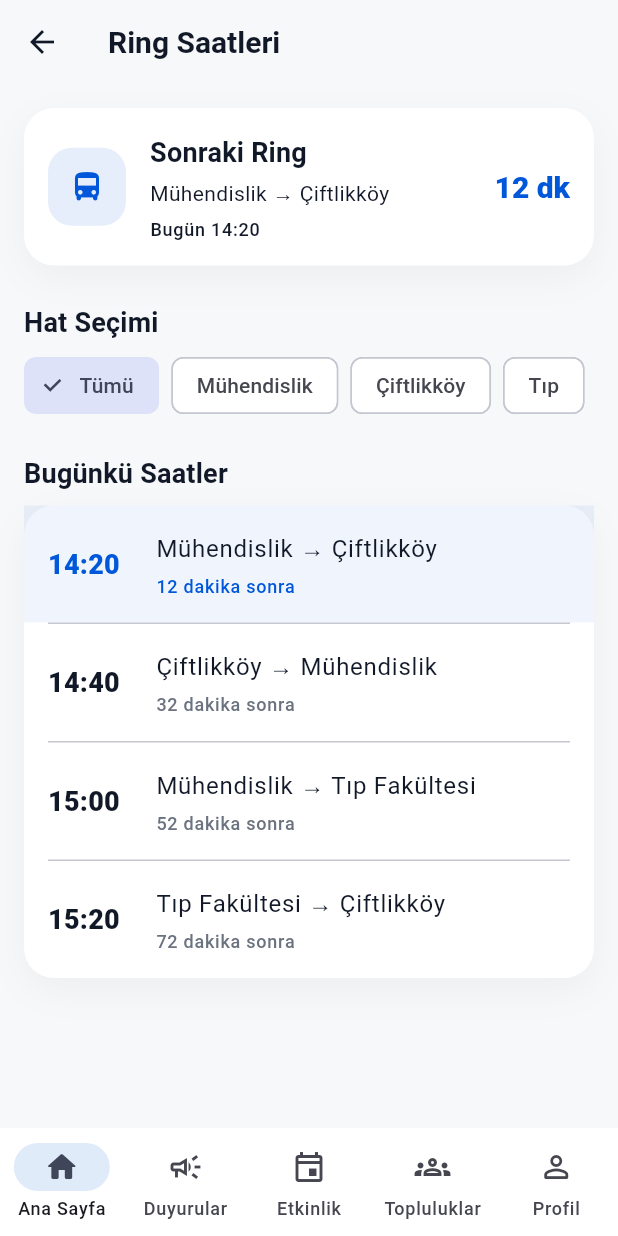
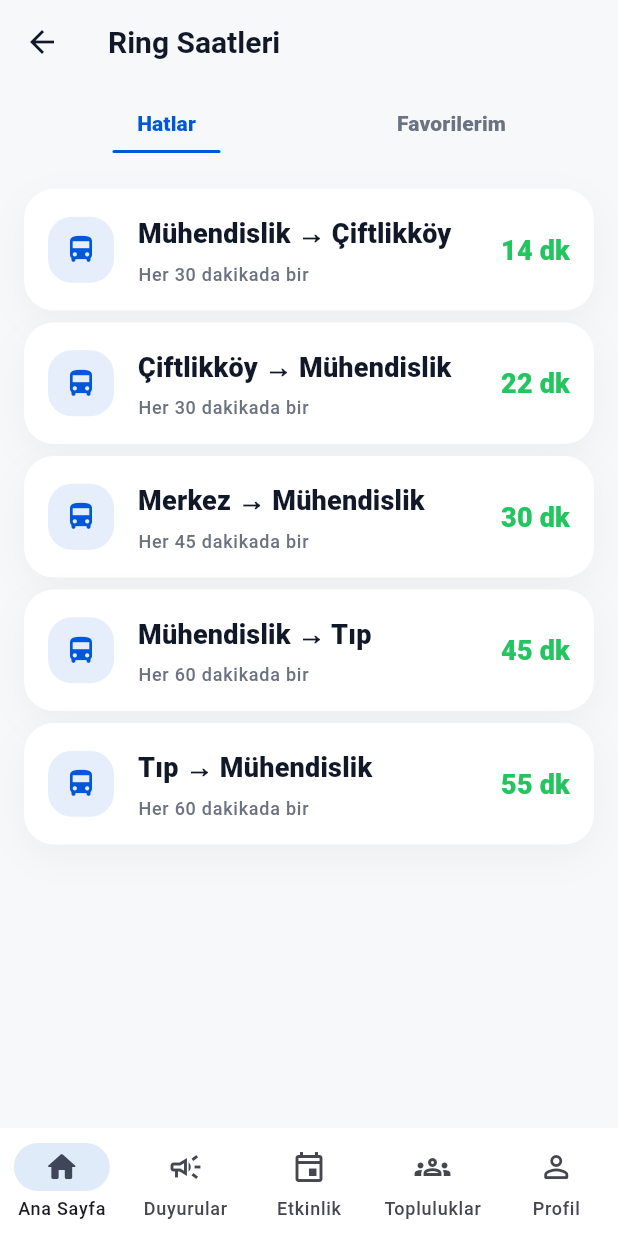
Before and after one commit to oktayagdag/meu-mobile, a Flutter app: the RingPage screen opened by its route, on a phone screen of 412 x 824 dp. Run offline on Flutter 3.47's test engine with Material 3 defaults, Android fonts, the phone set to English and light mode, and no system bars; our stand-ins replace flutter_riverpod, gap, go_router, shared_preferences; accounts and stored records are empty.

Commit message:
refactor(ring): polish ring schedule screen

```diff
--- a/lib/features/ring/application/providers/ring_mock_provider.dart
+++ b/lib/features/ring/application/providers/ring_mock_provider.dart
@@ -1,36 +1,71 @@
 import 'package:flutter_riverpod/flutter_riverpod.dart';
 import 'package:meu_mobile/features/ring/domain/entities/ring_route_entity.dart';
+
+enum RingTab {
+  routes,
+  favorites,
+}
 
 final ringRoutesProvider = Provider<List<RingRouteEntity>>((ref) {
   return const [
     RingRouteEntity(
       from: 'Mühendislik',
       to: 'Çiftlikköy',
-      time: '14:20',
-      remainingMinute: 12,
+      remainingMinute: 14,
+      frequencyText: 'Her 30 dakikada bir',
+      isFavorite: true,
     ),
     RingRouteEntity(
       from: 'Çiftlikköy',
       to: 'Mühendislik',
-      time: '14:40',
-      remainingMinute: 32,
+      remainingMinute: 22,
+      frequencyText: 'Her 30 dakikada bir',
+      isFavorite: true,
+    ),
+    RingRouteEntity(
+      from: 'Merkez',
+      to: 'Mühendislik',
+      remainingMinute: 30,
+      frequencyText: 'Her 45 dakikada bir',
     ),
     RingRouteEntity(
       from: 'Mühendislik',
-      to: 'Tıp Fakültesi',
-      time: '15:00',
-      remainingMinute: 52,
+      to: 'Tıp',
+      remainingMinute: 45,
+      frequencyText: 'Her 60 dakikada bir',
     ),
     RingRouteEntity(
-      from: 'Tıp Fakültesi',
-      to: 'Çiftlikköy',
-      time: '15:20',
-      remainingMinute: 72,
+      from: 'Tıp',
+      to: 'Mühendislik',
+      remainingMinute: 55,
+      frequencyText: 'Her 60 dakikada bir',
     ),
   ];
 });
 
-final nextRingProvider = Provider<RingRouteEntity>((ref) {
+final selectedRingTabProvider =
+    NotifierProvider<SelectedRingTabNotifier, RingTab>(
+  SelectedRingTabNotifier.new,
+);
+
+class SelectedRingTabNotifier extends Notifier<RingTab> {
+  @override
+  RingTab build() {
+    return RingTab.routes;
+  }
+
+  void select(RingTab tab) {
+    state = tab;
+  }
+}
+
+final visibleRingRoutesProvider = Provider<List<RingRouteEntity>>((ref) {
   final routes = ref.watch(ringRoutesProvider);
-  return routes.first;
+  final selectedTab = ref.watch(selectedRingTabProvider);
+
+  if (selectedTab == RingTab.favorites) {
+    return routes.where((route) => route.isFavorite).toList();
+  }
+
+  return routes;
 });
--- a/lib/features/ring/domain/entities/ring_route_entity.dart
+++ b/lib/features/ring/domain/entities/ring_route_entity.dart
@@ -2,12 +2,16 @@ class RingRouteEntity {
   const RingRouteEntity({
     required this.from,
     required this.to,
-    required this.time,
     required this.remainingMinute,
+    required this.frequencyText,
+    this.isFavorite = false,
   });
 
   final String from;
   final String to;
-  final String time;
   final int remainingMinute;
+  final String frequencyText;
+  final bool isFavorite;
+
+  String get title => '$from → $to';
 }
--- a/lib/features/ring/presentation/pages/ring_page.dart
+++ b/lib/features/ring/presentation/pages/ring_page.dart
@@ -3,37 +3,38 @@ import 'package:flutter_riverpod/flutter_riverpod.dart';
 import 'package:gap/gap.dart';
 import 'package:meu_mobile/app/theme/app_spacing.dart';
 import 'package:meu_mobile/features/ring/application/providers/ring_mock_provider.dart';
-import 'package:meu_mobile/features/ring/presentation/widgets/next_ring_summary_card.dart';
-import 'package:meu_mobile/features/ring/presentation/widgets/ring_filter_chips.dart';
-import 'package:meu_mobile/features/ring/presentation/widgets/ring_schedule_list.dart';
-import 'package:meu_mobile/shared/widgets/typography/app_section_title.dart';
+import 'package:meu_mobile/features/ring/presentation/widgets/ring_routes_list.dart';
+import 'package:meu_mobile/features/ring/presentation/widgets/ring_tab_selector.dart';
 
 class RingPage extends ConsumerWidget {
   const RingPage({super.key});
 
   @override
   Widget build(BuildContext context, WidgetRef ref) {
-    final routes = ref.watch(ringRoutesProvider);
-    final nextRing = ref.watch(nextRingProvider);
+    final selectedTab = ref.watch(selectedRingTabProvider);
+    final visibleRoutes = ref.watch(visibleRingRoutesProvider);
 
     return Scaffold(
       appBar: AppBar(
         title: const Text('Ring Saatleri'),
       ),
       body: SingleChildScrollView(
-        padding: const EdgeInsets.all(AppSpacing.md),
+        padding: const EdgeInsets.fromLTRB(
+          AppSpacing.md,
+          AppSpacing.sm,
+          AppSpacing.md,
+          AppSpacing.xl,
+        ),
         child: Column(
-          crossAxisAlignment: CrossAxisAlignment.start,
           children: [
-            NextRingSummaryCard(ring: nextRing),
+            RingTabSelector(
+              selectedTab: selectedTab,
+              onSelected: (tab) {
+                ref.read(selectedRingTabProvider.notifier).select(tab);
+              },
+            ),
             const Gap(AppSpacing.lg),
-            const AppSectionTitle(title: 'Hat Seçimi'),
-            const Gap(AppSpacing.sm),
-            const RingFilterChips(),
-            const Gap(AppSpacing.lg),
-            const AppSectionTitle(title: 'Bugünkü Saatler'),
-            const Gap(AppSpacing.sm),
-            RingScheduleList(routes: routes),
+            RingRoutesList(routes: visibleRoutes),
           ],
         ),
       ),
--- a/lib/features/ring/presentation/widgets/next_ring_summary_card.dart
+++ /dev/null
@@ -1,66 +0,0 @@
-import 'package:flutter/material.dart';
-import 'package:gap/gap.dart';
-import 'package:meu_mobile/app/theme/app_colors.dart';
-import 'package:meu_mobile/app/theme/app_radius.dart';
-import 'package:meu_mobile/app/theme/app_spacing.dart';
-import 'package:meu_mobile/features/ring/domain/entities/ring_route_entity.dart';
-import 'package:meu_mobile/shared/widgets/cards/app_card.dart';
-
-class NextRingSummaryCard extends StatelessWidget {
-  const NextRingSummaryCard({
-    required this.ring,
-    super.key,
-  });
-
-  final RingRouteEntity ring;
-
-  @override
-  Widget build(BuildContext context) {
-    final textTheme = Theme.of(context).textTheme;
-
-    return AppCard(
-      child: Row(
-        children: [
-          Container(
-            width: 52,
-            height: 52,
-            decoration: BoxDecoration(
-              color: AppColors.primary.withValues(alpha: 0.10),
-              borderRadius: AppRadius.lg,
-            ),
-            child: const Icon(
-              Icons.directions_bus_rounded,
-              color: AppColors.primary,
-            ),
-          ),
-          const Gap(AppSpacing.md),
-          Expanded(
-            child: Column(
-              crossAxisAlignment: CrossAxisAlignment.start,
-              children: [
-                Text('Sonraki Ring', style: textTheme.titleMedium),
-                const Gap(AppSpacing.xs),
-                Text(
-                  '${ring.from} → ${ring.to}',
-                  style: textTheme.bodyMedium,
-                ),
-                const Gap(AppSpacing.xs),
-                Text(
-                  'Bugün ${ring.time}',
-                  style: textTheme.labelSmall,
-                ),
-              ],
-            ),
-          ),
-          Text(
-            '${ring.remainingMinute} dk',
-            style: textTheme.titleLarge?.copyWith(
-              color: AppColors.primary,
-              fontWeight: FontWeight.w800,
-            ),
-          ),
-        ],
-      ),
-    );
-  }
-}
--- a/lib/features/ring/presentation/widgets/ring_filter_chips.dart
+++ /dev/null
@@ -1,33 +0,0 @@
-import 'package:flutter/material.dart';
-import 'package:meu_mobile/app/theme/app_spacing.dart';
-
-class RingFilterChips extends StatelessWidget {
-  const RingFilterChips({super.key});
-
-  static const _filters = [
-    'Tümü',
-    'Mühendislik',
-    'Çiftlikköy',
-    'Tıp',
-    'Yenişehir',
-  ];
-
-  @override
-  Widget build(BuildContext context) {
-    return SizedBox(
-      height: 42,
-      child: ListView.separated(
-        scrollDirection: Axis.horizontal,
-        itemCount: _filters.length,
-        separatorBuilder: (context, index) => const SizedBox(width: AppSpacing.sm),
-        itemBuilder: (context, index) {
-          return ChoiceChip(
-            selected: index == 0,
-            label: Text(_filters[index]),
-            onSelected: (_) {},
-          );
-        },
-      ),
-    );
-  }
-}
--- /dev/null
+++ b/lib/features/ring/presentation/widgets/ring_route_card.dart
@@ -0,0 +1,68 @@
+import 'package:flutter/material.dart';
+import 'package:gap/gap.dart';
+import 'package:meu_mobile/app/theme/app_colors.dart';
+import 'package:meu_mobile/app/theme/app_spacing.dart';
+import 'package:meu_mobile/features/ring/domain/entities/ring_route_entity.dart';
+import 'package:meu_mobile/shared/widgets/cards/app_card.dart';
+import 'package:meu_mobile/shared/widgets/icons/app_icon_container.dart';
+
+class RingRouteCard extends StatelessWidget {
+  const RingRouteCard({
+    required this.route,
+    super.key,
+  });
+
+  final RingRouteEntity route;
+
+  @override
+  Widget build(BuildContext context) {
+    final textTheme = Theme.of(context).textTheme;
+
+    return AppCard(
+      onTap: () {},
+      child: Row(
+        children: [
+          AppIconContainer(
+            icon: Icons.directions_bus_rounded,
+            iconColor: AppColors.primary,
+            backgroundColor: AppColors.primary.withValues(alpha: 0.10),
+            size: 44,
+            iconSize: 22,
+          ),
+          const Gap(AppSpacing.md),
+          Expanded(
+            child: Column(
+              crossAxisAlignment: CrossAxisAlignment.start,
+              children: [
+                Text(
+                  route.title,
+                  maxLines: 1,
+                  overflow: TextOverflow.ellipsis,
+                  style: textTheme.titleMedium?.copyWith(
+                    fontWeight: FontWeight.w800,
+                  ),
+                ),
+                const Gap(AppSpacing.xs),
+                Text(
+                  route.frequencyText,
+                  style: textTheme.labelSmall?.copyWith(
+                    color: AppColors.textSecondary,
+                    fontWeight: FontWeight.w500,
+                  ),
+                ),
+              ],
+            ),
+          ),
+          const Gap(AppSpacing.sm),
+          Text(
+            '${route.remainingMinute} dk',
+            style: textTheme.titleMedium?.copyWith(
+              color: AppColors.success,
+              fontWeight: FontWeight.w900,
+            ),
+          ),
+        ],
+      ),
+    );
+  }
+}
--- /dev/null
+++ b/lib/features/ring/presentation/widgets/ring_routes_list.dart
@@ -0,0 +1,37 @@
+import 'package:flutter/material.dart';
+import 'package:gap/gap.dart';
+import 'package:meu_mobile/app/theme/app_spacing.dart';
+import 'package:meu_mobile/features/ring/domain/entities/ring_route_entity.dart';
+import 'package:meu_mobile/features/ring/presentation/widgets/ring_route_card.dart';
+import 'package:meu_mobile/shared/widgets/states/empty_state.dart';
+
+class RingRoutesList extends StatelessWidget {
+  const RingRoutesList({
+    required this.routes,
+    super.key,
+  });
+
+  final List<RingRouteEntity> routes;
+
+  @override
+  Widget build(BuildContext context) {
+    if (routes.isEmpty) {
+      return const EmptyState(
+        title: 'Favori ring bulunamadı',
+        description: 'Favori hat eklediğinde burada görünecek.',
+        icon: Icons.star_border_rounded,
+      );
+    }
+
+    return Column(
+      children: List.generate(routes.length, (index) {
+        return Column(
+          children: [
+            RingRouteCard(route: routes[index]),
+            if (index != routes.length - 1) const Gap(AppSpacing.sm),
+          ],
+        );
+      }),
+    );
+  }
+}
--- a/lib/features/ring/presentation/widgets/ring_schedule_list.dart
+++ /dev/null
@@ -1,99 +0,0 @@
-import 'package:flutter/material.dart';
-import 'package:gap/gap.dart';
-import 'package:meu_mobile/app/theme/app_colors.dart';
-import 'package:meu_mobile/app/theme/app_spacing.dart';
-import 'package:meu_mobile/features/ring/domain/entities/ring_route_entity.dart';
-import 'package:meu_mobile/shared/widgets/cards/app_card.dart';
-
-class RingScheduleList extends StatelessWidget {
-  const RingScheduleList({
-    required this.routes,
-    super.key,
-  });
-
-  final List<RingRouteEntity> routes;
-
-  @override
-  Widget build(BuildContext context) {
-    return AppCard(
-      padding: EdgeInsets.zero,
-      child: Column(
-        children: routes.map((route) {
-          final isFirst = route == routes.first;
-          final isLast = route == routes.last;
-
-          return Column(
-            children: [
-              _RingScheduleTile(
-                route: route,
-                isHighlighted: isFirst,
-              ),
-              if (!isLast)
-                const Divider(
-                  height: 1,
-                  indent: AppSpacing.md,
-                  endIndent: AppSpacing.md,
-                ),
-            ],
-          );
-        }).toList(),
-      ),
-    );
-  }
-}
-
-class _RingScheduleTile extends StatelessWidget {
-  const _RingScheduleTile({
-    required this.route,
-    required this.isHighlighted,
-  });
-
-  final RingRouteEntity route;
-  final bool isHighlighted;
-
-  @override
-  Widget build(BuildContext context) {
-    final textTheme = Theme.of(context).textTheme;
-
-    return Container(
-      width: double.infinity,
-      padding: const EdgeInsets.all(AppSpacing.md),
-      color: isHighlighted ? AppColors.primary.withValues(alpha: 0.06) : null,
-      child: Row(
-        children: [
-          SizedBox(
-            width: 56,
-            child: Text(
-              route.time,
-              style: textTheme.titleMedium?.copyWith(
-                color: isHighlighted ? AppColors.primary : null,
-                fontWeight: FontWeight.w800,
-              ),
-            ),
-          ),
-          const Gap(AppSpacing.md),
-          Expanded(
-            child: Column(
-              crossAxisAlignment: CrossAxisAlignment.start,
-              children: [
-                Text(
-                  '${route.from} → ${route.to}',
-                  style: textTheme.bodyLarge,
-                ),
-                const Gap(AppSpacing.xs),
-                Text(
-                  '${route.remainingMinute} dakika sonra',
-                  style: textTheme.labelSmall?.copyWith(
-                    color: isHighlighted
-                        ? AppColors.primary
-                        : AppColors.textSecondary,
-                  ),
-                ),
-              ],
-            ),
-          ),
-        ],
-      ),
-    );
-  }
-}
--- /dev/null
+++ b/lib/features/ring/presentation/widgets/ring_tab_selector.dart
@@ -0,0 +1,80 @@
+import 'package:flutter/material.dart';
+import 'package:meu_mobile/app/theme/app_colors.dart';
+import 'package:meu_mobile/app/theme/app_spacing.dart';
+import 'package:meu_mobile/features/ring/application/providers/ring_mock_provider.dart';
+
+class RingTabSelector extends StatelessWidget {
+  const RingTabSelector({
+    required this.selectedTab,
+    required this.onSelected,
+    super.key,
+  });
+
+  final RingTab selectedTab;
+  final ValueChanged<RingTab> onSelected;
+
+  @override
+  Widget build(BuildContext context) {
+    return Row(
+      children: [
+        _TabItem(
+          title: 'Hatlar',
+          selected: selectedTab == RingTab.routes,
+          onTap: () => onSelected(RingTab.routes),
+        ),
+        _TabItem(
+          title: 'Favorilerim',
+          selected: selectedTab == RingTab.favorites,
+          onTap: () => onSelected(RingTab.favorites),
+        ),
+      ],
+    );
+  }
+}
+
+class _TabItem extends StatelessWidget {
+  const _TabItem({
+    required this.title,
+    required this.selected,
+    required this.onTap,
+  });
+
+  final String title;
+  final bool selected;
+  final VoidCallback onTap;
+
+  @override
+  Widget build(BuildContext context) {
+    return Expanded(
+      child: InkWell(
+        onTap: onTap,
+        child: Padding(
+          padding: const EdgeInsets.only(top: AppSpacing.sm),
+          child: Column(
+            children: [
+              Text(
+                title,
+                style: Theme.of(context).textTheme.labelLarge?.copyWith(
+                      color: selected
+                          ? AppColors.primary
+                          : AppColors.textSecondary,
+                      fontWeight: FontWeight.w800,
+                    ),
+              ),
+              const SizedBox(height: AppSpacing.sm),
+              AnimatedContainer(
+                duration: const Duration(milliseconds: 180),
+                height: 2,
+                width: selected ? 72 : 0,
+                decoration: BoxDecoration(
+                  color: AppColors.primary,
+                  borderRadius: BorderRadius.circular(99),
+                ),
+              ),
+            ],
+          ),
+        ),
+      ),
+    );
+  }
+}
```
